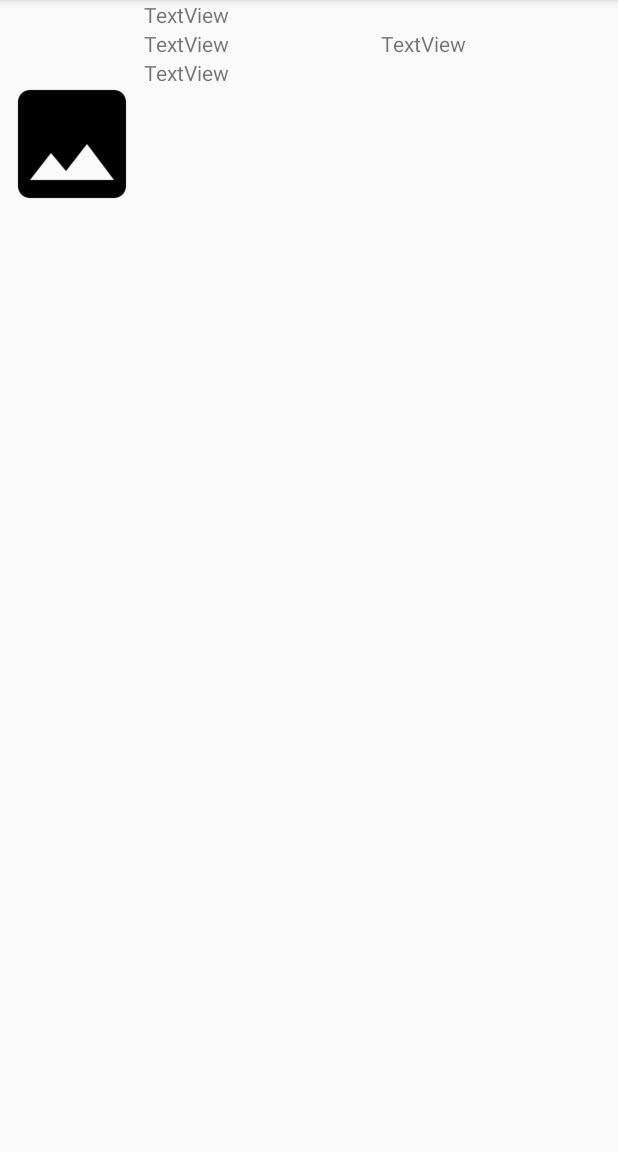
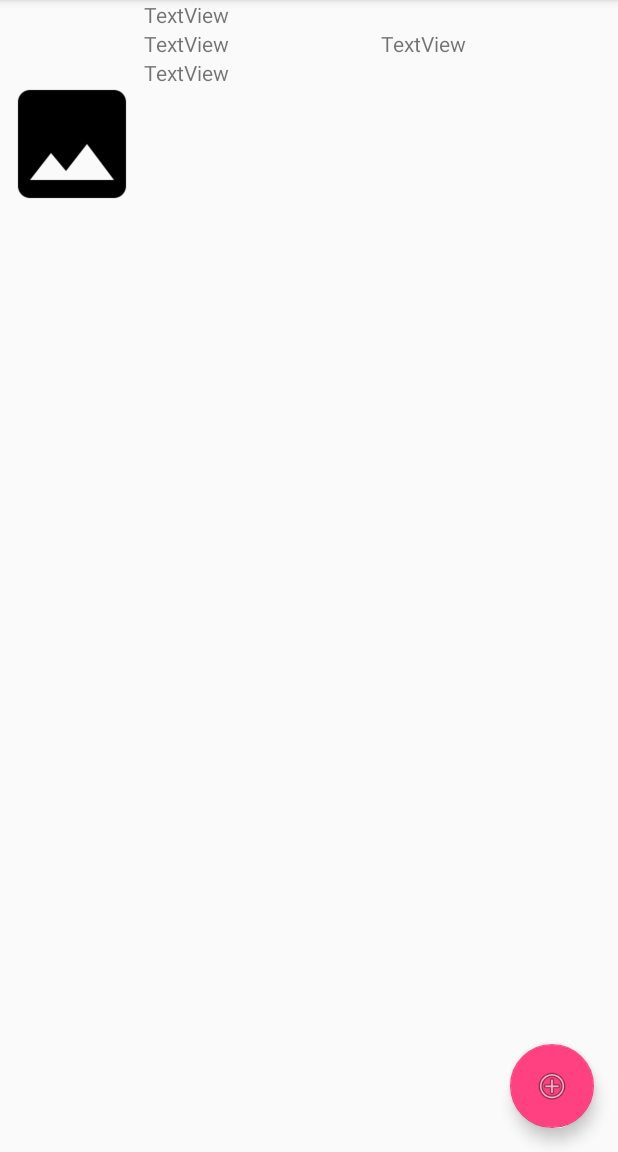
Before and after one commit to w7jh9a2/RecipeShopper, an Android app: the screen it shows after launch (MainActivity), on a phone screen of 412 x 824 dp, the part 84-1236 px from its top. Run offline under Robolectric (Android 15) with nearby library versions, the phone set to English and light mode, and no system bars; our stand-ins replace Picasso; pictures from the network do not load; 6 statements that could not run were skipped.

```diff
--- a/app/src/main/java/com/example/nam/recipeshopper/MainActivity.java
+++ b/app/src/main/java/com/example/nam/recipeshopper/MainActivity.java
@@ -1,15 +1,20 @@
 package com.example.nam.recipeshopper;
 
 import android.os.Bundle;
+import android.support.design.widget.FloatingActionButton;
+import android.support.v7.app.AppCompatDialogFragment;
 import android.support.v7.widget.LinearLayoutManager;
 import android.support.v7.widget.RecyclerView;
 import android.util.Log;
+import android.view.View;
 import android.widget.ListView;
 
 import java.util.ArrayList;
 import java.util.List;
 
-public class MainActivity extends BaseActivity implements GetRecipeHtmlData.OnDataAvailable {
+public class MainActivity extends BaseActivity implements GetRecipeHtmlData.OnDataAvailable,
+        AddRecipeDialogFragment.AddRecipeDialogListener {
+
     private static final String TAG = "MainActivity";
     private RecipeRecyclerViewAdapter mRecipeRecyclerViewAdapter;
     private List<RecipeEntry> listRecipes = new ArrayList<>();
@@ -22,12 +27,24 @@ public class MainActivity extends BaseActivity implements GetRecipeHtmlData.OnDa
         setContentView(R.layout.activity_main);
         activateToolbar(false);
 
-        // TODO: create RecyclerViewAdapter.
+        // Creates RecyclerView and sets custom RecyclerViewAdapter to display listRecipes contents
         RecyclerView recyclerView = (RecyclerView) findViewById(R.id.recycler_view);
         recyclerView.setLayoutManager(new LinearLayoutManager(this));
 
         mRecipeRecyclerViewAdapter = new RecipeRecyclerViewAdapter(this, listRecipes);
         recyclerView.setAdapter(mRecipeRecyclerViewAdapter);
+
+        // Sets onClickListener for addRecipeFAB
+        FloatingActionButton addRecipeButton = findViewById(R.id.fab);
+        addRecipeButton.setOnClickListener(new View.OnClickListener() {
+            @Override
+            public void onClick(View view) {
+                Log.d(TAG, "onClick: starts");
+                // Create an instance of the AddRecipeDialogFragment and show it
+                AddRecipeDialogFragment addRecipeDialogFragment = new AddRecipeDialogFragment();
+                addRecipeDialogFragment.show(getSupportFragmentManager(), "AddRecipeDialogFragment");
+            }
+        });
     }
 
     @Override
@@ -54,4 +71,14 @@ public class MainActivity extends BaseActivity implements GetRecipeHtmlData.OnDa
 
         Log.d(TAG, "onDataAvailable: ends");
     }
+
+    @Override
+    public void onDialogPositiveClick(AppCompatDialogFragment dialog) {
+        Log.d(TAG, "onDialogPositiveClick: returned to main");
+    }
+
+    @Override
+    public void onDialogNegativeClick(AppCompatDialogFragment dialog) {
+        Log.d(TAG, "onDialogNegativeClick: returned to main");
+    }
 }
--- a/app/src/main/res/layout/activity_main.xml
+++ b/app/src/main/res/layout/activity_main.xml
@@ -11,4 +11,12 @@
         android:layout_width="match_parent"
         android:layout_height="wrap_content" />
 
+    <android.support.design.widget.FloatingActionButton
+        android:id="@+id/fab"
+        android:layout_width="wrap_content"
+        android:layout_height="wrap_content"
+        android:layout_gravity="bottom|end"
+        android:layout_margin="16dp"
+        app:srcCompat="@android:drawable/ic_menu_add" />
+
 </android.support.design.widget.CoordinatorLayout>
```
Also changed, not shown: app/src/main/java/com/example/nam/recipeshopper/AddRecipeDialogFragment.java (added, +70 -0 lines), app/src/main/res/layout/dialog_addrecipe.xml (added, +13 -0 lines).
